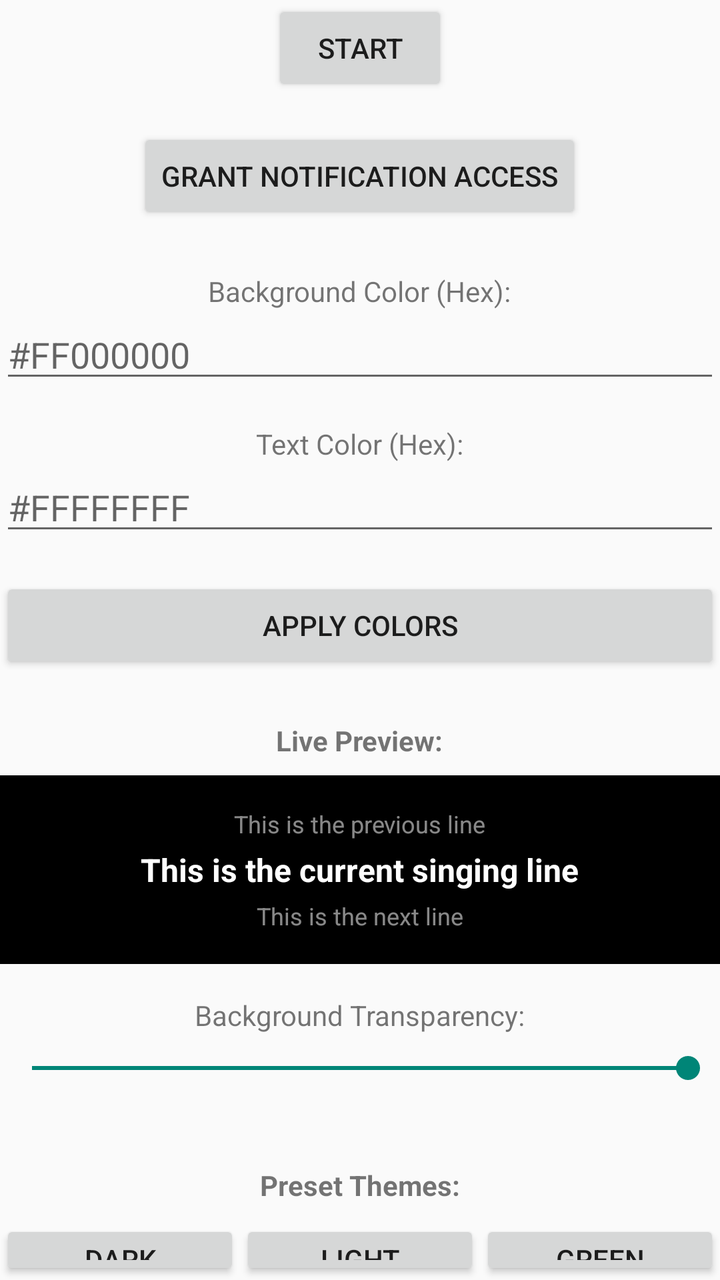
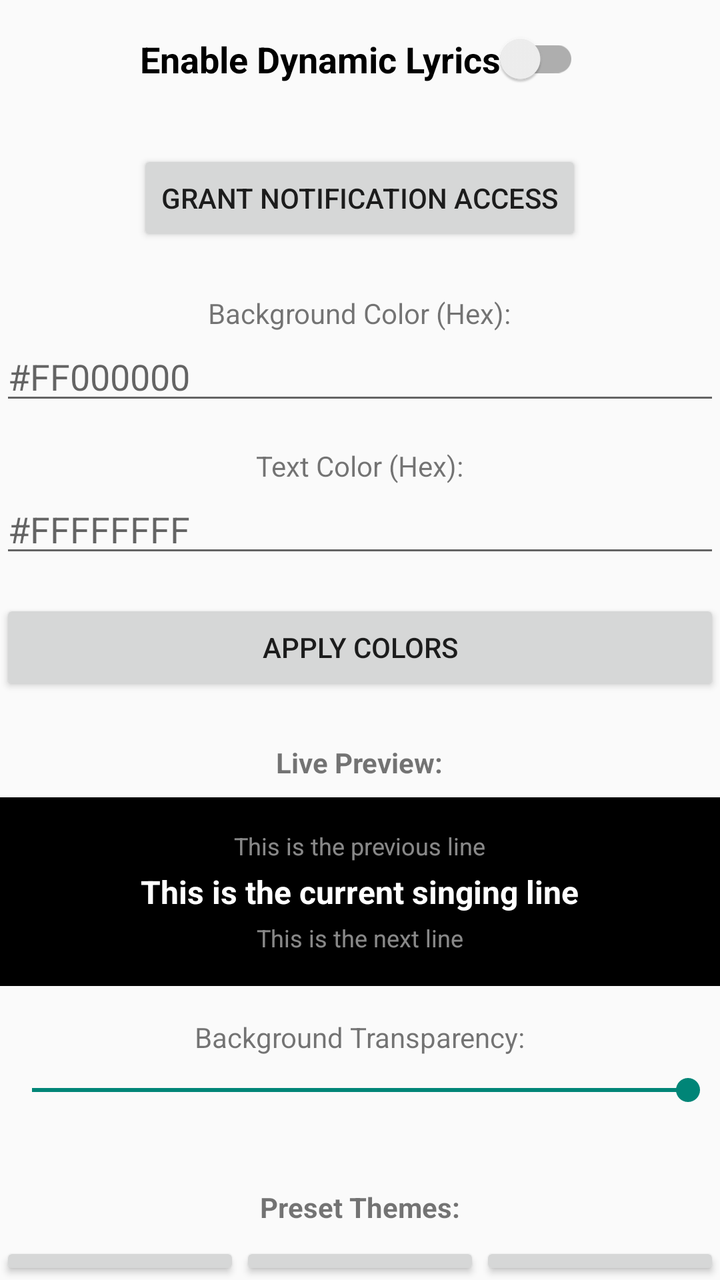

Before-and-after screenshots of an Android layout around one commit, followed by the original layout XML and the change that was made.
<!-- AndroidManifest.xml: activity theme Theme.LyricFloat -->
<!-- res/layout/activity_main.xml -->
<?xml version="1.0" encoding="utf-8"?>
<LinearLayout xmlns:android="http://schemas.android.com/apk/res/android"
    android:layout_width="match_parent"
    android:layout_height="match_parent"
    android:gravity="center"
    android:orientation="vertical">

    <Button
        android:id="@+id/btn_start_service"
        android:layout_width="wrap_content"
        android:layout_height="wrap_content"
        android:text="Start" />

    <Button
        android:id="@+id/btn_notification_access"
        android:layout_width="wrap_content"
        android:layout_height="wrap_content"
        android:layout_marginTop="16dp"
        android:text="Grant Notification Access" />

    
    <TextView
        android:layout_width="wrap_content"
        android:layout_height="wrap_content"
        android:text="Background Color (Hex):"
        android:layout_marginTop="24dp"/>

    <EditText
        android:id="@+id/et_bg_color"
        android:layout_width="match_parent"
        android:layout_height="wrap_content"
        android:hint="#FF000000"
        android:inputType="textCapCharacters" />

    <TextView
        android:layout_width="wrap_content"
        android:layout_height="wrap_content"
        android:text="Text Color (Hex):"
        android:layout_marginTop="16dp"/>

    <EditText
        android:id="@+id/et_text_color"
        android:layout_width="match_parent"
        android:layout_height="wrap_content"
        android:hint="#FFFFFFFF"
        android:inputType="textCapCharacters" />

    <Button
        android:id="@+id/btn_save_colors"
        android:layout_width="match_parent"
        android:layout_height="wrap_content"
        android:text="Apply Colors"
        android:layout_marginTop="16dp"/>

    
    <TextView
        android:layout_width="wrap_content"
        android:layout_height="wrap_content"
        android:text="Live Preview:"
        android:layout_marginTop="24dp"
        android:textStyle="bold"/>

    <LinearLayout
        android:id="@+id/preview_container"
        android:layout_width="match_parent"
        android:layout_height="wrap_content"
        android:orientation="vertical"
        android:gravity="center"
        android:padding="16dp"
        android:layout_marginTop="8dp"
        android:layout_marginBottom="16dp"
        android:background="#FF000000">

        <TextView
            android:id="@+id/preview_prev"
            android:layout_width="wrap_content"
            android:layout_height="wrap_content"
            android:text="This is the previous line"
            android:textColor="#88FFFFFF"
            android:textSize="12sp"
            android:paddingBottom="4dp"/>

        <TextView
            android:id="@+id/preview_current"
            android:layout_width="wrap_content"
            android:layout_height="wrap_content"
            android:text="This is the current singing line"
            android:textColor="#FFFFFF"
            android:textSize="16sp"
            android:textStyle="bold"/>

        <TextView
            android:id="@+id/preview_next"
            android:layout_width="wrap_content"
            android:layout_height="wrap_content"
            android:text="This is the next line"
            android:textColor="#88FFFFFF"
            android:textSize="12sp"
            android:paddingTop="4dp"/>
    </LinearLayout>

    
    <TextView
        android:layout_width="wrap_content"
        android:layout_height="wrap_content"
        android:text="Background Transparency:" />

    <SeekBar
        android:id="@+id/seek_transparency"
        android:layout_width="match_parent"
        android:layout_height="wrap_content"
        android:layout_marginTop="8dp"
        android:layout_marginBottom="16dp"
        android:max="255"
        android:progress="255" />

    <TextView
        android:layout_width="wrap_content"
        android:layout_height="wrap_content"
        android:text="Preset Themes:"
        android:layout_marginTop="24dp"
        android:textStyle="bold"/>

    <LinearLayout
        android:layout_width="match_parent"
        android:layout_height="wrap_content"
        android:orientation="horizontal"
        android:layout_marginTop="8dp">

        <Button
            android:id="@+id/btn_theme_dark"
            android:layout_width="0dp"
            android:layout_height="wrap_content"
            android:layout_weight="1"
            android:text="Dark" />

        <Button
            android:id="@+id/btn_theme_light"
            android:layout_width="0dp"
            android:layout_height="wrap_content"
            android:layout_weight="1"
            android:text="Light" />

        <Button
            android:id="@+id/btn_theme_green"
            android:layout_width="0dp"
            android:layout_height="wrap_content"
            android:layout_weight="1"
            android:text="Green" />
    </LinearLayout>

</LinearLayout>
<!-- resources referenced by this layout -->
<resources>
  <style name="Theme.LyricFloat" parent="Theme.AppCompat.DayNight.NoActionBar" />
</resources>

<!-- the commit's change to res/layout/activity_main.xml (unified diff, before → after) -->
@@ -5,11 +5,15 @@
     android:gravity="center"
     android:orientation="vertical">
 
-    <Button
-        android:id="@+id/btn_start_service"
+    <androidx.appcompat.widget.SwitchCompat
+        android:id="@+id/switch_start_service"
         android:layout_width="wrap_content"
         android:layout_height="wrap_content"
-        android:text="Start" />
+        android:text="Enable Dynamic Lyrics"
+        android:textSize="18sp"
+        android:textStyle="bold"
+        android:layout_gravity="center"
+        android:layout_margin="16dp" />
 
     <Button
         android:id="@+id/btn_notification_access"
